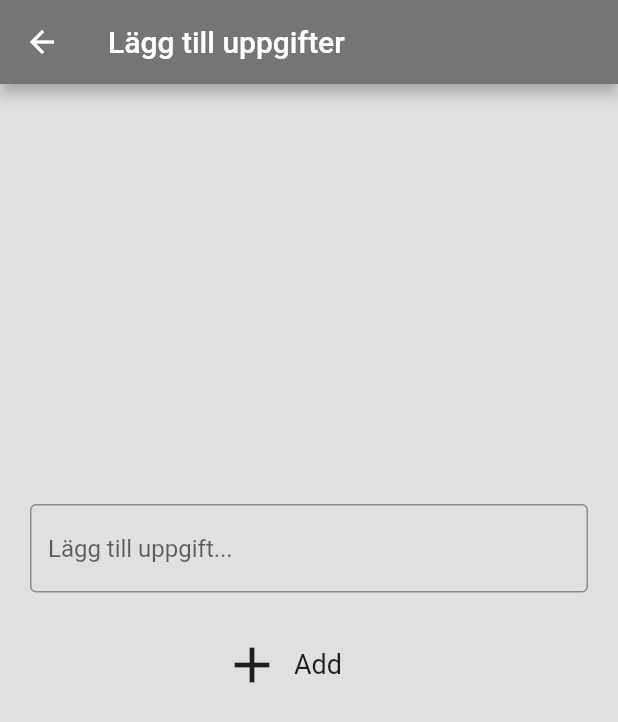
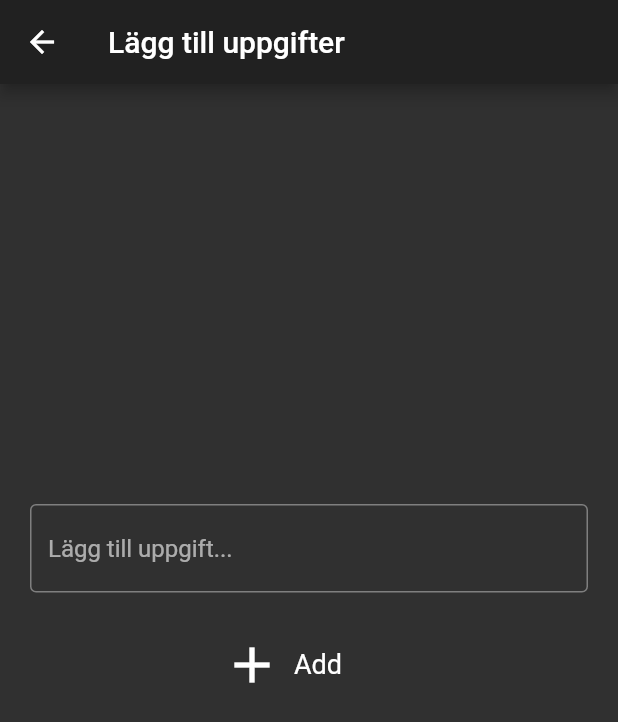
Before and after one commit to hahajens/todo-app-flutter, a Flutter app: the screen it shows after launch, after a tap on the "add" icon, on a phone screen of 412 x 824 dp. Shown: the top 722 px of the screen. Run offline on Flutter 3.47's test engine with Material 2 defaults, Android fonts, the phone set to English and light mode, and no system bars.

Commit message:
Small changes in structure

```diff
--- a/lib/main.dart
+++ b/lib/main.dart
@@ -1,5 +1,6 @@
+import 'package:app_todo/screens/main_view.dart';
 import 'package:flutter/material.dart';
-import 'package:app_todo/second_view.dart';
+import 'package:app_todo/screens/second_view.dart';
 
 void main() {
   runApp(MyApp());
@@ -9,110 +10,9 @@ class MyApp extends StatelessWidget {
   @override
   Widget build(BuildContext context) {
     return MaterialApp(
+      theme: ThemeData.dark(),
       debugShowCheckedModeBanner: false,
       home: MainView(),
     );
   }
 }
-
-class MainView extends StatelessWidget {
-  @override
-  Widget build(BuildContext context) {
-    return Scaffold(
-      backgroundColor: Colors.grey[300],
-      appBar: AppBar(
-        backgroundColor: Colors.grey[600],
-        title: Text(
-          "To-do",
-        ),
-        actions: [
-          _dropdownMenu(),
-        ],
-      ),
-      body: ListView(
-        children: [
-          _checkboxListTodo("tvätta"),
-          _checkboxListTodo("städa"),
-          _checkboxListTodo("springa"),
-          _checkboxListTodo("träna"),
-          _checkboxListTodo("tvätta"),
-          _checkboxListTodo("städa"),
-          _checkboxListTodo("springa"),
-          _checkboxListTodo("Ta bort mitt repo"),
-        ],
-      ),
-      floatingActionButton: Padding(
-        padding: const EdgeInsets.all(18.0),
-        child: FloatingActionButton(
-          child: Icon(Icons.add),
-          backgroundColor: Colors.blueGrey[400],
-          onPressed: () {
-            print("flytknapp funkar");
-            Navigator.push(
-                context, MaterialPageRoute(builder: (context) => SecondView()));
-          },
-        ),
-      ),
-    );
-  }
-}
-
-//Dropdown-meny med filtreringalternativ, ingen funktion annat är prints
-Widget _dropdownMenu() {
-  List<String> choices = ["All", "Done", "Not done"];
-
-  return Padding(
-    padding: const EdgeInsets.only(right: 15.0),
-    child: PopupMenuButton<String>(
-      icon: Icon(
-        Icons.tune_rounded,
-      ),
-      onSelected: choiceAction,
-      itemBuilder: (BuildContext context) {
-        return choices.map((String choice) {
-          return PopupMenuItem(
-            value: choice,
-            child: Text(choice),
-          );
-        }).toList();
-      },
-    ),
-  );
-}
-
-//Kollar så att knapparna i drop down fungerar
-void choiceAction(String choice) {
-  if (choice == "All") {
-    print("You pressed: All");
-  } else if (choice == "Done") {
-    print("You pressed: Done");
-  } else if (choice == "Not done") {
-    print("You pressed: Not done");
-  }
-}
-
-//genererar nytt todo-element
-Widget _checkboxListTodo(String toDo) {
-  // bool checkboxValue = false;
-  return Padding(
-    padding: const EdgeInsets.fromLTRB(8.0, 8.0, 8.0, 0.0),
-    child: Card(
-      color: Colors.grey[500],
-      shape: RoundedRectangleBorder(
-        borderRadius: BorderRadius.circular(25.0),
-      ),
-      child: CheckboxListTile(
-          title: Text(
-            toDo,
-            style: TextStyle(
-              fontSize: 20.0,
-            ),
-          ),
-          controlAffinity: ListTileControlAffinity.leading,
-          value: false,
-          onChanged: (value) {
-            print("You pressed checkbox");
-          }),
-    ),
-  );
-}
--- /dev/null
+++ b/lib/screens/main_view.dart
@@ -0,0 +1,110 @@
+import 'package:app_todo/screens/second_view.dart';
+import 'package:flutter/material.dart';
+
+class MainView extends StatefulWidget {
+  @override
+  _MainViewState createState() => _MainViewState();
+}
+
+class _MainViewState extends State<MainView> {
+  @override
+  Widget build(BuildContext context) {
+    return Scaffold(
+      // backgroundColor: Colors.grey[300],
+      appBar: AppBar(
+        // backgroundColor: Colors.grey[600],
+        title: Text(
+          "To-do",
+        ),
+        actions: [
+          _dropdownMenu(),
+        ],
+      ),
+      body: ListView(
+        children: [
+          _checkboxListTodo("tvätta"),
+          _checkboxListTodo("städa"),
+          _checkboxListTodo("springa"),
+          _checkboxListTodo("träna"),
+          _checkboxListTodo("tvätta"),
+          _checkboxListTodo("städa"),
+          _checkboxListTodo("springa"),
+          _checkboxListTodo("Ta bort mitt repo"),
+        ],
+      ),
+      floatingActionButton: Padding(
+        padding: const EdgeInsets.all(18.0),
+        child: FloatingActionButton(
+          child: Icon(Icons.add),
+          backgroundColor: Colors.blueGrey,
+          //backgroundColor: Colors.blueGrey[400],
+          onPressed: () {
+            print("flytknapp funkar");
+            Navigator.push(
+                context, MaterialPageRoute(builder: (context) => SecondView()));
+          },
+        ),
+      ),
+    );
+  }
+}
+
+//Dropdown-meny med filtreringalternativ, ingen funktion annat är prints
+Widget _dropdownMenu() {
+  List<String> choices = ["All", "Done", "Not done"];
+
+  return Padding(
+    padding: const EdgeInsets.only(right: 15.0),
+    child: PopupMenuButton<String>(
+      icon: Icon(
+        Icons.tune_rounded,
+      ),
+      onSelected: choiceAction,
+      itemBuilder: (BuildContext context) {
+        return choices.map((String choice) {
+          return PopupMenuItem(
+            value: choice,
+            child: Text(choice),
+          );
+        }).toList();
+      },
+    ),
+  );
+}
+
+//Kollar så att knapparna i drop down fungerar
+void choiceAction(String choice) {
+  if (choice == "All") {
+    print("You pressed: All");
+  } else if (choice == "Done") {
+    print("You pressed: Done");
+  } else if (choice == "Not done") {
+    print("You pressed: Not done");
+  }
+}
+
+//genererar nytt todo-element
+Widget _checkboxListTodo(String toDo) {
+  // bool checkboxValue = false;
+  return Padding(
+    padding: const EdgeInsets.fromLTRB(8.0, 8.0, 8.0, 0.0),
+    child: Card(
+      // color: Colors.grey[500],
+      shape: RoundedRectangleBorder(
+        borderRadius: BorderRadius.circular(25.0),
+      ),
+      child: CheckboxListTile(
+          title: Text(
+            toDo,
+            style: TextStyle(
+              fontSize: 20.0,
+            ),
+          ),
+          controlAffinity: ListTileControlAffinity.leading,
+          value: false,
+          onChanged: (value) {
+            print("You pressed checkbox");
+          }),
+    ),
+  );
+}
--- a/lib/second_view.dart
+++ b/lib/screens/second_view.dart
@@ -1,12 +1,14 @@
+import 'package:app_todo/main.dart';
+import 'package:app_todo/screens/main_view.dart';
 import 'package:flutter/material.dart';
 
 class SecondView extends StatelessWidget {
   @override
   Widget build(BuildContext context) {
     return Scaffold(
-      backgroundColor: Colors.grey[300],
+      //backgroundColor: Colors.grey[300],
       appBar: AppBar(
-        backgroundColor: Colors.grey[600],
+        //backgroundColor: Colors.grey[600],
         title: Text("Lägg till uppgifter"),
       ),
       body: Center(
@@ -22,7 +24,7 @@ class SecondView extends StatelessWidget {
                 padding: const EdgeInsets.only(left: 120.0, top: 20),
                 child: Row(
                   children: [
-                    _addButton(),
+                    _addButton(context),
                     _textAdd(),
                   ],
                 ),
@@ -38,6 +40,8 @@ class SecondView extends StatelessWidget {
 //textfält för inmatning av ny todo, lägg till funktionalitet
 Widget _textField() {
   return TextField(
+    textCapitalization: TextCapitalization.sentences,
+    keyboardType: TextInputType.text,
     decoration: InputDecoration(
       hintText: 'Lägg till uppgift...',
       border: OutlineInputBorder(),
@@ -45,12 +49,14 @@ Widget _textField() {
   );
 }
 
-Widget _addButton() {
+Widget _addButton(context) {
   return IconButton(
       iconSize: 40.0,
       icon: Icon(Icons.add),
       onPressed: () {
         print("You pressed add");
+        Navigator.push(
+            context, MaterialPageRoute(builder: (context) => MainView()));
       });
 }
 
```
